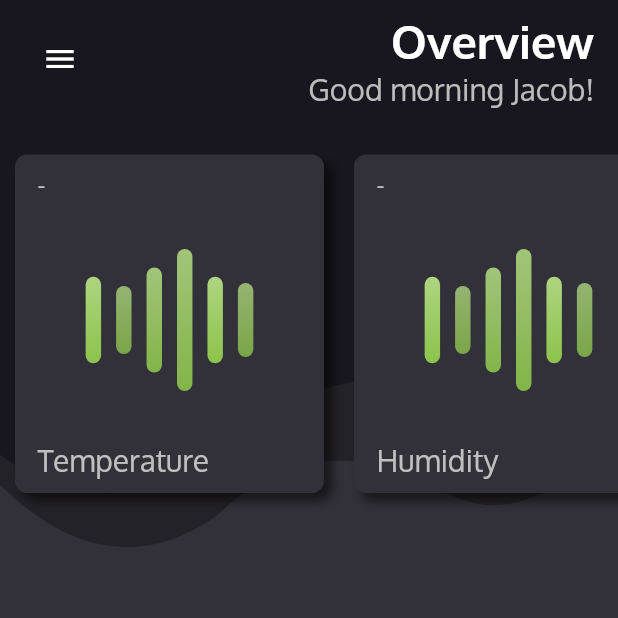
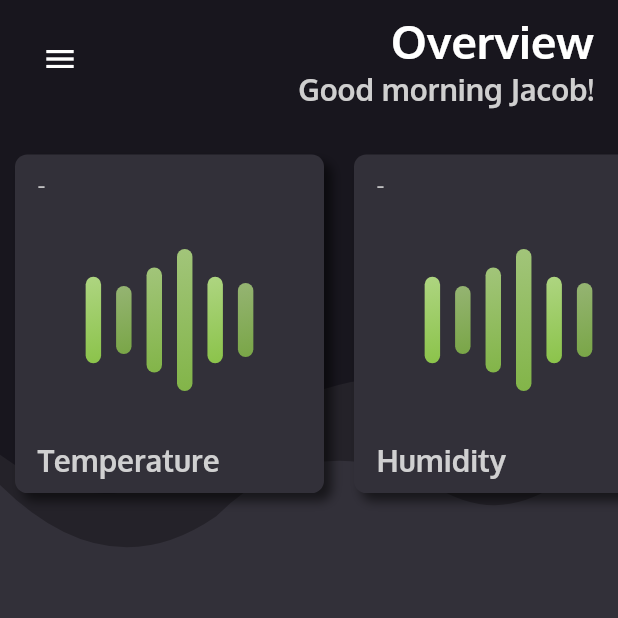
Before and after one commit to Beraton/graphz, a Flutter app: the screen it shows after launch, on a phone screen of 412 x 824 dp, the top half of it. Run offline on Flutter 3.47's test engine with Material 2 defaults, Android fonts, the phone set to English and light mode, and no system bars; our stand-ins replace auto_route, bloc, dartz, equatable, fl_chart, flutter_bloc and 3 more; missing offline and left inert: data_connection_checker_nulls; accounts and stored records are empty.

Commit message:
updated fonts

```diff
--- a/lib/main.dart
+++ b/lib/main.dart
@@ -40,7 +40,7 @@ class MyApp extends StatelessWidget {
           ),
           canvasColor: Color.fromRGBO(50, 48, 57, 1), //darker grey
           highlightColor: Colors.lightGreen,
-          cardColor: Colors.lightGreen[500],
+          cardColor: Color.fromRGBO(217, 217, 217, 0.95),
           errorColor: Colors.redAccent,
           backgroundColor: Color.fromRGBO(50, 48, 57, 1), //darker grey
           floatingActionButtonTheme: FloatingActionButtonThemeData(
@@ -60,14 +60,14 @@ class MyApp extends StatelessWidget {
             ),
             titleMedium: TextStyle(
               fontFamily: 'Oxygen',
-              fontWeight: FontWeight.w500,
+              fontWeight: FontWeight.w600,
               fontSize: 20,
-              color: Color.fromRGBO(217, 217, 217, 0.85),
+              color: Color.fromRGBO(217, 217, 217, 0.95),
             ),
             titleSmall: TextStyle(
               fontFamily: 'Oxygen',
-              fontWeight: FontWeight.w500,
-              fontSize: 18,
+              fontWeight: FontWeight.w600,
+              fontSize: 16,
               color: Color.fromRGBO(217, 217, 217, 0.85),
             ),
             bodyMedium: TextStyle(
@@ -78,8 +78,8 @@ class MyApp extends StatelessWidget {
             ),
             bodySmall: TextStyle(
               fontFamily: 'Oxygen',
-              fontWeight: FontWeight.w300,
-              fontSize: 10,
+              fontWeight: FontWeight.w400,
+              fontSize: 13,
               color: Color.fromRGBO(217, 217, 217, 0.85),
             ),
           ),
```
